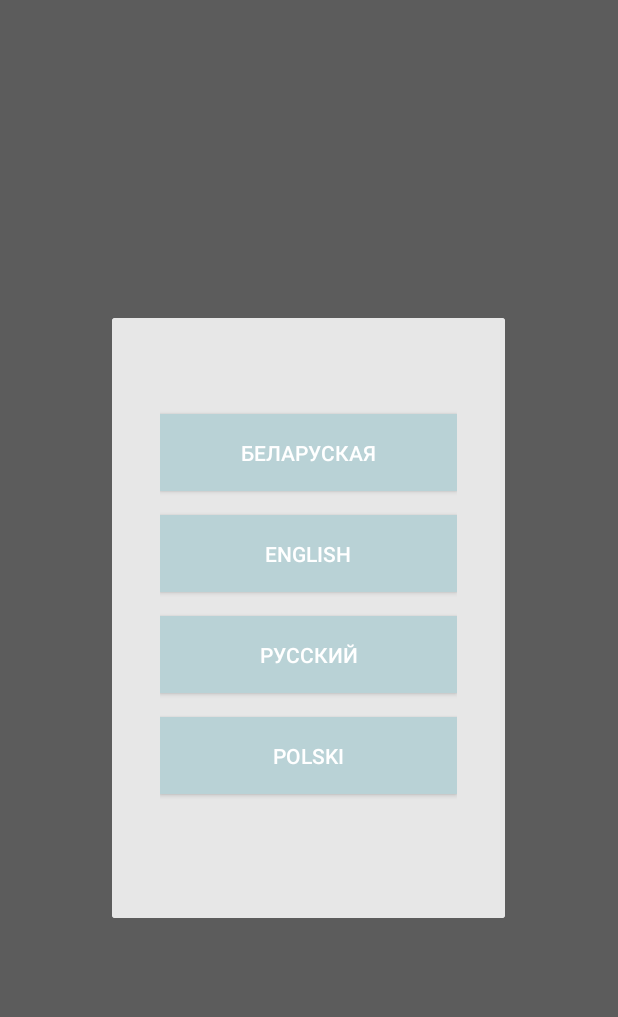
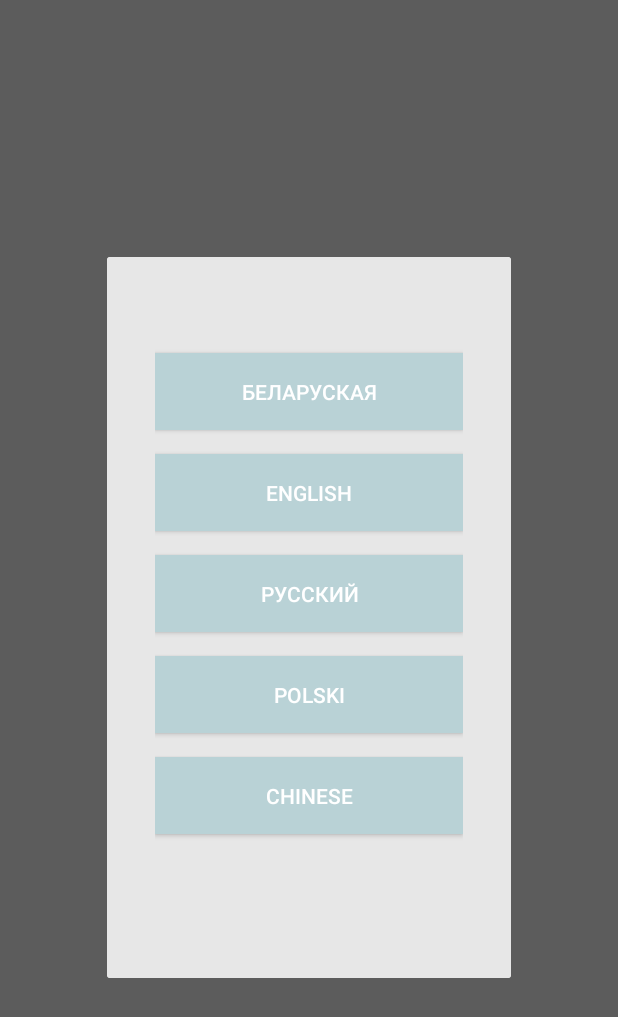
Before and after one commit to SSRLAB-ANDROID/biarescieNazarov, an Android app: the fragment ChooseLanguageDialog placed in its activity, on a phone screen of 412 x 824 dp. Shown: the top 1017 px of the screen. Run offline under Robolectric (Android 15) with nearby library versions, the phone set to English and light mode, and no system bars; our stand-ins replace RxJava; libraries missing offline, so code that uses them is left out: ru.terrakok.cicerone; network calls fail; 2 statements that could not run were skipped.

Commit message:
added chinese lang

```diff
--- a/app/src/main/AndroidManifest.xml
+++ b/app/src/main/AndroidManifest.xml
@@ -15,7 +15,7 @@
         android:roundIcon="@drawable/plus"
         android:supportsRtl="true"
         android:theme="@style/AppTheme">
-        <activity android:name=".mvvm.ui.MainActivity">
+        <activity android:name="by.krokam.biarescie.mvvm.ui.MainActivity">
             <intent-filter>
                 <action android:name="android.intent.action.MAIN" />
 
--- a/app/src/main/java/by/krokam/biarescie/app/Language.kt
+++ b/app/src/main/java/by/krokam/biarescie/app/Language.kt
@@ -6,5 +6,6 @@ enum class Language(val value: Int, val locale: Locale) {
     BEL(1, Locale("be")),
     RUS(3, Locale("ru")),
     ENG(2, Locale.ENGLISH),
-    PL(5, Locale("pl"))
+    PL(5, Locale("pl")),
+    ZH(4, Locale("zh"))
 }
--- a/app/src/main/java/by/krokam/biarescie/app/LanguageManager.kt
+++ b/app/src/main/java/by/krokam/biarescie/app/LanguageManager.kt
@@ -13,6 +13,7 @@ class LanguageManager(private val app: Application) {
             3 -> Language.RUS
             2 -> Language.ENG
             5 -> Language.PL
+            4-> Language.ZH
             else -> Language.BEL
         }
     }
--- a/app/src/main/java/by/krokam/biarescie/data/Repository2.kt
+++ b/app/src/main/java/by/krokam/biarescie/data/Repository2.kt
@@ -45,7 +45,7 @@ class Repository2(app: Application, private var lang: Language) {
         }
         allSections.find { it.lang == lang.value && it.id == selectedSectionID  && it.visible=="true"}?.let {sec ->
             selectedSection.onNext(sec)
-            exhibits.onNext(allExhibits.filter { it.cityId == sec.id && it.lang == lang.value })
+            exhibits.onNext(allExhibits.filter { it.cityId == sec.id && it.lang == lang.value && it.visible=="true"})
         }
     }
 
--- a/app/src/main/java/by/krokam/biarescie/data/items/Exhibit.kt
+++ b/app/src/main/java/by/krokam/biarescie/data/items/Exhibit.kt
@@ -27,7 +27,9 @@ class Exhibit(
         var photo : String = "",
         @SerializedName("city_id")
         var cityId : String = "",
+        var visible : String = "",
         @Ignore
         var images : List<String> = listOf(),
         var image : String = ""
+
 )
--- a/app/src/main/java/by/krokam/biarescie/mvvm/ui/ChooseLanguageDialog.kt
+++ b/app/src/main/java/by/krokam/biarescie/mvvm/ui/ChooseLanguageDialog.kt
@@ -34,5 +34,9 @@ class ChooseLanguageDialog : AppCompatDialogFragment(){
             (activity!! as MainActivity).setLanguage(Language.PL)
             dismiss()
         }
+        btnChin.setOnClickListener {
+            (activity!! as MainActivity).setLanguage(Language.ZH)
+            dismiss()
+        }
     }
 }
--- a/app/src/main/res/layout/dialog_lang.xml
+++ b/app/src/main/res/layout/dialog_lang.xml
@@ -9,8 +9,8 @@
 
 
     <LinearLayout
-        android:layout_width="198dp"
-        android:layout_height="304dp"
+        android:layout_width="205dp"
+        android:layout_height="wrap_content"
         android:layout_marginLeft="32dp"
         android:layout_marginTop="32dp"
         android:layout_marginRight="32dp"
@@ -64,6 +64,17 @@
             android:background="@color/colorPrimaryDark"
             android:text="Polski"
             android:textColor="@android:color/white" />
+
+        <android.support.v7.widget.AppCompatButton
+            android:id="@+id/btnChin"
+            style="@style/LangButton"
+            android:layout_width="match_parent"
+            android:layout_height="wrap_content"
+            android:layout_marginTop="16dp"
+            android:layout_marginBottom="32dp"
+            android:background="@color/colorPrimaryDark"
+            android:text="Chinese"
+            android:textColor="@android:color/white" />
     </LinearLayout>
 
 
```
